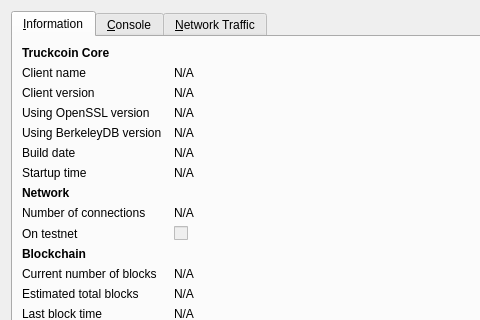
truckit/Truckcoin, file src/qt/forms/rpcconsole.ui: the form before one commit; both pictures show x 0 to 480 and y 0 to 320 of the 740 by 520 pixel window.
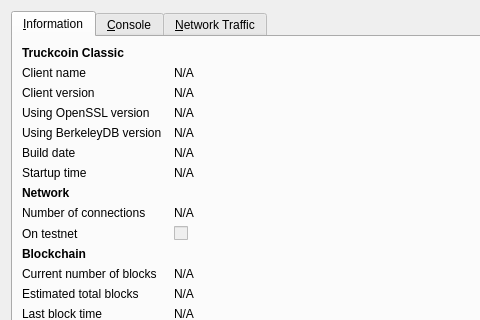
The form after the commit. Icons and pictures are not drawn. Custom widgets are drawn as their Qt base class.

```diff
--- a/src/qt/forms/rpcconsole.ui
+++ b/src/qt/forms/rpcconsole.ui
@@ -36,7 +36,7 @@
           </font>
          </property>
          <property name="text">
-          <string>Truckcoin Core</string>
+          <string>Truckcoin Classic</string>
          </property>
         </widget>
        </item>
```
Left out of the diff: 2 changed lines with no effect on the pictures.
